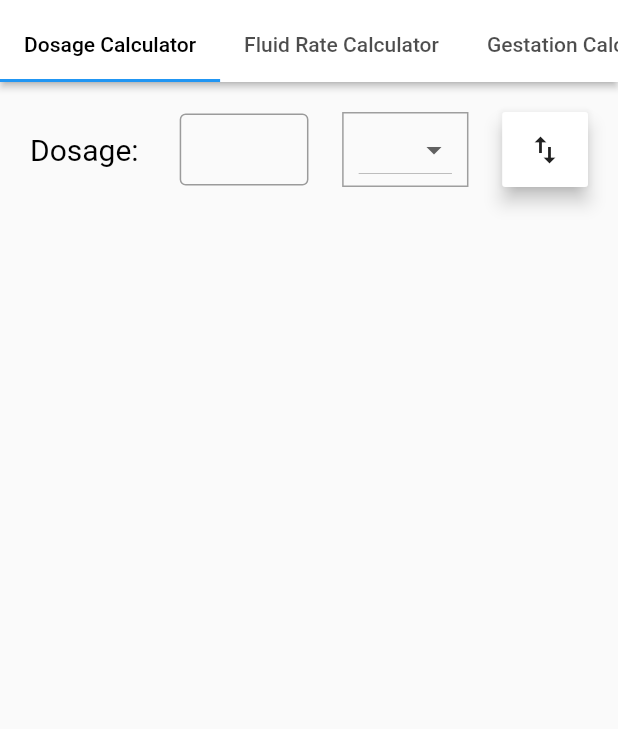
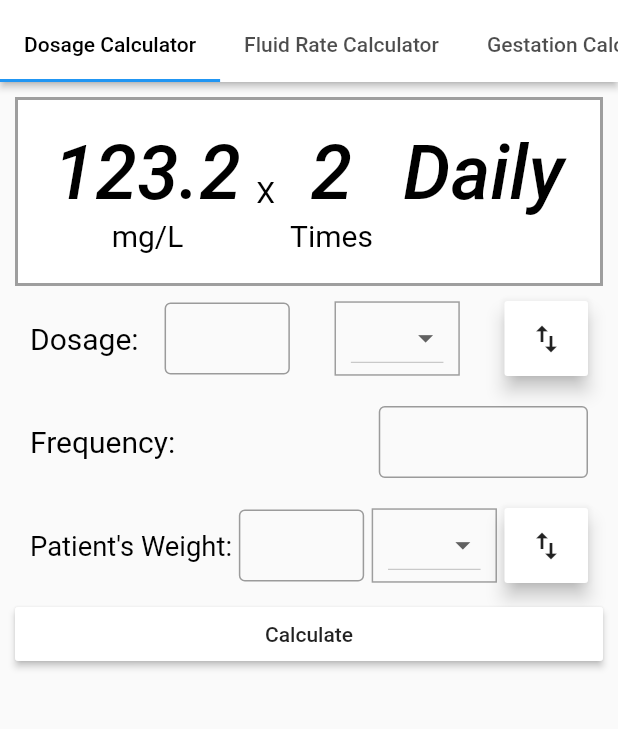
Before and after one commit to wasikulaminbipu/vetdiary, a Flutter app: the Calculator screen opened directly, on a phone screen of 412 x 824 dp, the part 74-803 px from its top. Run offline on Flutter 3.47's test engine with Material 2 defaults, Android fonts, the phone set to English and light mode, and no system bars.

Commit message:
Dosage Calculator Layout Created

```diff
--- a/lib/calculator.dart
+++ b/lib/calculator.dart
@@ -60,12 +60,58 @@ class Calculator extends StatelessWidget {
                   padding: EdgeInsets.all(10.0),
                   child: ListView(
                     children: <Widget>[
+                      //Calculator Display
+                      Container(
+                        padding: EdgeInsets.all(10.0),
+                        alignment: Alignment.center,
+                        decoration: BoxDecoration(
+                          color: Colors.white,
+                          border: Border.all(color: Colors.grey, width: 2.0),
+                        ),
+                        child: Row(
+                          mainAxisAlignment: MainAxisAlignment.center,
+                          children: <Widget>[
+                            ResultView(
+                              result: 123.2.toString(),
+                              unit: "mg/L",
+                            ),
+                            Text(
+                              "X",
+                              style:
+                                  Theme.of(context).primaryTextTheme.headline4,
+                            ),
+                            ResultView(
+                              result: 2.toString(),
+                              unit: "Times",
+                            ),
+                            ResultView(
+                              result: "Daily",
+                              unit: "",
+                            ),
+                          ],
+                        ),
+                      ),
                       CustomInputRow(
-                        lookup: (){},
+                        lookup: () {},
                         title: "Dosage: ",
                         options: ["mg/L", "DDD"],
-                        onChanged: (value){},
+                        onChanged: (value) {},
                       ),
+                      CustomInputRow(
+                        title: "Frequency: ",
+                        onChanged: (value) {},
+                      ),
+                      CustomInputRow(
+                        lookup: () {},
+                        title: "Patient's Weight: ",
+                        options: ["mg/L", "DDD"],
+                        onChanged: (value) {},
+                      ),
+                      RaisedButton(
+                        color: Theme.of(context).buttonColor,
+                        child: Text("Calculate"),
+                        onPressed: () {},
+                      )
                     ],
                   ),
                 ),
@@ -83,3 +129,38 @@ class Calculator extends StatelessWidget {
     );
   }
 }
+
+class ResultView extends StatelessWidget {
+  final String result;
+  final String unit;
+
+  const ResultView({
+    Key key,
+    @required this.result,
+    @required this.unit,
+  }) : super(key: key);
+
+  @override
+  Widget build(BuildContext context) {
+    return Container(
+      padding: EdgeInsets.all(10.0),
+      child: Column(
+        mainAxisAlignment: MainAxisAlignment.center,
+        crossAxisAlignment: CrossAxisAlignment.center,
+        children: <Widget>[
+          Text(
+            this.result,
+            style: Theme.of(context)
+                .primaryTextTheme
+                .headline6
+                .copyWith(fontSize: 50.0),
+          ),
+          Text(
+            this.unit,
+            style: Theme.of(context).primaryTextTheme.headline4,
+          ),
+        ],
+      ),
+    );
+  }
+}
--- a/lib/widgets/custom_input_row.dart
+++ b/lib/widgets/custom_input_row.dart
@@ -32,27 +32,29 @@ class _CustomInputRowState extends State<CustomInputRow> {
         children: <Widget>[
           Flexible(
             flex: 5,
-            child: Container(
+            child: FittedBox(
+              fit: BoxFit.cover,
                 // width: MediaQuery.of(context).size.width * 7 / 20,
                 child: Text(this.widget.title, style: Theme.of(context).primaryTextTheme.headline4,)),
           ),
           Flexible(
             flex: 3,
-            child: Container(
-                // width: MediaQuery.of(context).size.width * 3 / 20,
+            fit: FlexFit.tight,
             child: TextField(
               keyboardType: this.widget.keyboardType,
               onChanged: this.widget.onChanged,
               decoration: InputDecoration(contentPadding: EdgeInsets.symmetric(horizontal: 7.0, vertical: 0.0)),
               style: Theme.of(context).primaryTextTheme.headline4,
-                )),
             ),
+          ),
+          if( this.widget.options != null ) SizedBox(width: 5.0,),
           if (this.widget.options != null && this.widget.options.length!= 0) Flexible(
                 flex: 3,
                 fit: FlexFit.loose,
                   // width: MediaQuery.of(context).size.width * 6 / 20,
+                  child: Container(
                     child: FittedBox(
-                    fit: BoxFit.fill,
+                      fit: BoxFit.cover,
                       child: Container(
                         padding: EdgeInsets.symmetric(horizontal: 10.0),
                         decoration: BoxDecoration(
@@ -69,6 +71,8 @@ class _CustomInputRowState extends State<CustomInputRow> {
                       ),
                     ),
                   ),
+                ),
+                if (this.widget.lookup!=null) SizedBox(width: 5.0,) ,
           if (this.widget.lookup != null) Flexible(
             flex: 2,
             // width: MediaQuery.of(context).size.width * 3 / 20,
```
Lines whose indentation alone changed are shown as unchanged.
